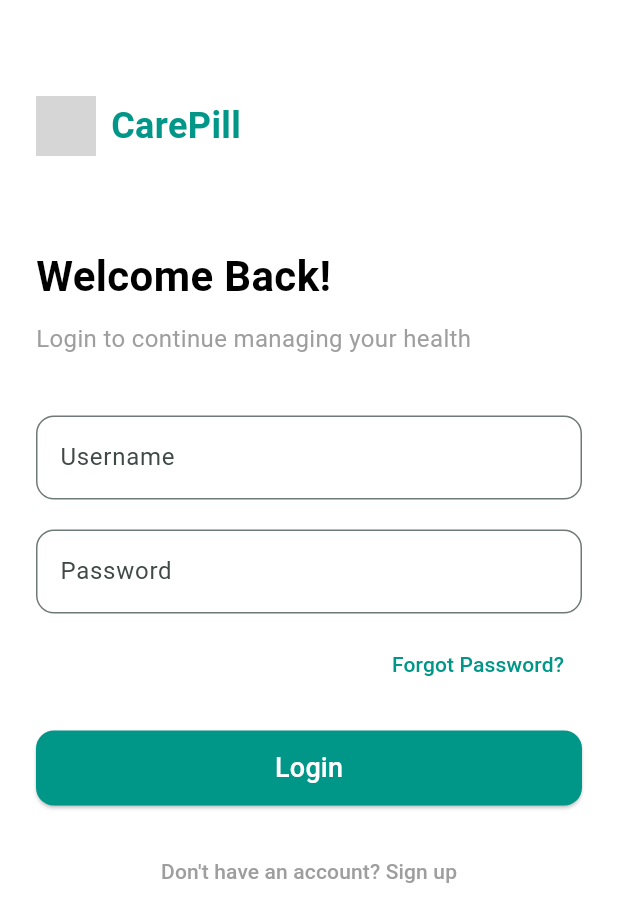
After one commit to BlessingsMinga/IOT-Based-Smart-Pill-Dispenser-with-Intelligent-Monitoring, a Flutter app: the LoginPage screen opened directly, on a phone screen of 412 x 824 dp. The commit adds this screen. Shown: the top 922 px of the screen. Run offline on Flutter 3.47's test engine with Material 3 defaults, Android fonts, the phone set to English and light mode, and no system bars; grey boxes are pictures that could not be loaded.

Commit message:
adding login page

```diff
--- a/ui_flutter/lib/main.dart
+++ b/ui_flutter/lib/main.dart
@@ -1,5 +1,6 @@
 import 'package:flutter/material.dart';
 import 'package:ui_flutter/views/arrival.dart';
+import 'package:ui_flutter/views/login.dart'; // Make sure this exists
 
 void main() {
   runApp(const MyApp());
@@ -16,8 +17,24 @@ class MyApp extends StatelessWidget {
         colorScheme: ColorScheme.fromSeed(seedColor: Colors.teal),
         useMaterial3: true,
       ),
-      home: CarePillApp(),
+      home: const TapWrapper(),
       debugShowCheckedModeBanner: false,
     );
   }
 }
+
+class TapWrapper extends StatelessWidget {
+  const TapWrapper({super.key});
+
+  @override
+  Widget build(BuildContext context) {
+    return GestureDetector(
+      onTap: () {
+        Navigator.of(context).push(
+          MaterialPageRoute(builder: (context) => const LoginPage()),
+        );
+      },
+      child: const CarePillApp(), // Your original home screen
+    );
+  }
+}
--- /dev/null
+++ b/ui_flutter/lib/views/login.dart
@@ -0,0 +1,114 @@
+import 'package:flutter/material.dart';
+
+class LoginPage extends StatelessWidget {
+  const LoginPage({super.key});
+
+  @override
+  Widget build(BuildContext context) {
+    return Scaffold(
+      backgroundColor: Colors.white,
+      body: SafeArea(
+        child: Padding(
+          padding: const EdgeInsets.all(24.0),
+          child: Column(
+            crossAxisAlignment: CrossAxisAlignment.start,
+            children: [
+              const SizedBox(height: 40),
+              Row(
+                children: [
+                  Image.asset('assets/logo.png', height: 40), // Match CarePill logo
+                  const SizedBox(width: 10),
+                  const Text(
+                    'CarePill',
+                    style: TextStyle(
+                      fontSize: 24,
+                      fontWeight: FontWeight.bold,
+                      color: Colors.teal,
+                    ),
+                  ),
+                ],
+              ),
+              const SizedBox(height: 60),
+              const Text(
+                'Welcome Back!',
+                style: TextStyle(
+                  fontSize: 28,
+                  fontWeight: FontWeight.bold,
+                  color: Colors.black,
+                ),
+              ),
+              const SizedBox(height: 10),
+              const Text(
+                'Login to continue managing your health',
+                style: TextStyle(
+                  fontSize: 16,
+                  color: Colors.grey,
+                ),
+              ),
+              const SizedBox(height: 40),
+              TextField(
+                decoration: InputDecoration(
+                  labelText: 'Username',
+                  border: OutlineInputBorder(
+                    borderRadius: BorderRadius.circular(12),
+                  ),
+                ),
+              ),
+              const SizedBox(height: 20),
+              TextField(
+                obscureText: true,
+                decoration: InputDecoration(
+                  labelText: 'Password',
+                  border: OutlineInputBorder(
+                    borderRadius: BorderRadius.circular(12),
+                  ),
+                ),
+              ),
+              const SizedBox(height: 10),
+              Align(
+                alignment: Alignment.centerRight,
+                child: TextButton(
+                  onPressed: () {},
+                  child: const Text(
+                    'Forgot Password?',
+                    style: TextStyle(color: Colors.teal),
+                  ),
+                ),
+              ),
+              const SizedBox(height: 20),
+              SizedBox(
+                width: double.infinity,
+                height: 50,
+                child: ElevatedButton(
+                  style: ElevatedButton.styleFrom(
+                    backgroundColor: Colors.teal,
+                    shape: RoundedRectangleBorder(
+                      borderRadius: BorderRadius.circular(12),
+                    ),
+                  ),
+                  onPressed: () {
+                    // Handle login
+                  },
+                  child: const Text(
+                    'Login',
+                    style: TextStyle(fontSize: 18, color: Colors.white),
+                  ),
+                ),
+              ),
+              const SizedBox(height: 20),
+              Center(
+                child: TextButton(
+                  onPressed: () {},
+                  child: const Text(
+                    'Don\'t have an account? Sign up',
+                    style: TextStyle(color: Colors.grey),
+                  ),
+                ),
+              )
+            ],
+          ),
+        ),
+      ),
+    );
+  }
+}
```
Also changed, not shown: ui_flutter/pubspec.lock, 125 other files.
